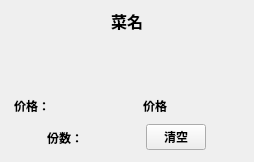
Qt form client/cdishwidget.ui (Li-Yaosong/BuffetMealsSystem) before a commit.
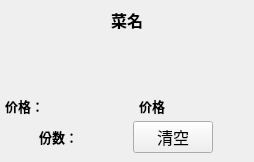
The same form after that commit. Icons and pictures are not drawn.

Diff of the .ui file:
```diff
--- a/client/cdishwidget.ui
+++ b/client/cdishwidget.ui
@@ -52,6 +52,7 @@
      <property name="font">
       <font>
        <pointsize>12</pointsize>
+       <weight>75</weight>
        <bold>true</bold>
       </font>
      </property>
@@ -101,6 +102,15 @@
    <item>
     <widget class="QWidget" name="widget" native="true">
      <layout class="QHBoxLayout" name="horizontalLayout">
+      <property name="spacing">
+       <number>0</number>
+      </property>
+      <property name="leftMargin">
+       <number>0</number>
+      </property>
+      <property name="rightMargin">
+       <number>0</number>
+      </property>
       <property name="bottomMargin">
        <number>0</number>
       </property>
@@ -114,6 +124,9 @@
         </property>
         <property name="font">
          <font>
+          <family>微软雅黑 Light</family>
+          <pointsize>10</pointsize>
+          <weight>75</weight>
           <bold>true</bold>
          </font>
         </property>
@@ -126,6 +139,9 @@
        <widget class="QLabel" name="label_price">
         <property name="font">
          <font>
+          <family>微软雅黑 Light</family>
+          <pointsize>10</pointsize>
+          <weight>75</weight>
           <bold>true</bold>
          </font>
         </property>
@@ -143,9 +159,18 @@
    <item>
     <widget class="QWidget" name="widget_2" native="true">
      <layout class="QHBoxLayout" name="horizontalLayout_2">
+      <property name="spacing">
+       <number>0</number>
+      </property>
+      <property name="leftMargin">
+       <number>0</number>
+      </property>
       <property name="topMargin">
        <number>0</number>
       </property>
+      <property name="rightMargin">
+       <number>0</number>
+      </property>
       <item>
        <widget class="QLabel" name="label_5">
         <property name="maximumSize">
@@ -156,6 +181,9 @@
         </property>
         <property name="font">
          <font>
+          <family>微软雅黑 Light</family>
+          <pointsize>10</pointsize>
+          <weight>75</weight>
           <bold>true</bold>
          </font>
         </property>
@@ -166,17 +194,47 @@
       </item>
       <item>
        <widget class="QPushButton" name="pushButton_clean">
+        <property name="minimumSize">
+         <size>
+          <width>80</width>
+          <height>0</height>
+         </size>
+        </property>
         <property name="maximumSize">
          <size>
-          <width>60</width>
+          <width>80</width>
           <height>16777215</height>
          </size>
         </property>
         <property name="font">
          <font>
-          <bold>true</bold>
+          <family>微软雅黑 Light</family>
+          <pointsize>12</pointsize>
+          <weight>1</weight>
+          <italic>false</italic>
+          <bold>false</bold>
          </font>
         </property>
+        <property name="styleSheet">
+         <string notr="true">QPushButton{
+    font: 10 12pt '微软雅黑 Light';
+    color: rgb(255,255,255);
+	
+	background-color: rgb(255, 170, 127);
+    border: none;border-radius:8px;
+    }
+QPushButton:disabled {
+  background-color: rgb(170,170,170);
+
+}
+QPushButton:hover{
+	background-color: rgb(255, 222, 165);
+    }//hover
+
+QPushButton:pressed{
+    background-color: rgb(255, 170, 127);
+    }//pressedb</string>
+        </property>
         <property name="text">
          <string>清空</string>
         </property>
```
Left out of the diff: 8 changed lines with no effect on the pictures.
